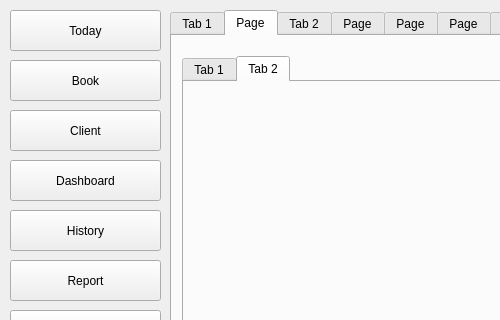
peterramsis/projectLibraryPython, file project.ui: the form before one commit; both pictures show x 0 to 500 and y 0 to 320 of the 884 by 598 pixel window.
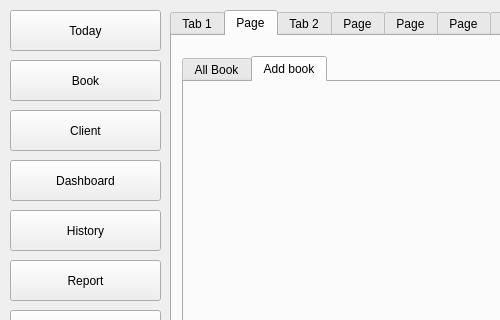
The form after the commit. The open tabs and pages were chosen to show the change. Icons and pictures are not drawn.

Diff of the .ui file:
```diff
--- a/project.ui
+++ b/project.ui
@@ -124,7 +124,7 @@
       </property>
       <widget class="QWidget" name="tab_8">
        <attribute name="title">
-        <string>Tab 1</string>
+        <string>All Book</string>
        </attribute>
        <widget class="QComboBox" name="comboBox_2">
         <property name="geometry">
@@ -215,7 +215,7 @@
       </widget>
       <widget class="QWidget" name="tab_9">
        <attribute name="title">
-        <string>Tab 2</string>
+        <string>Add book</string>
        </attribute>
       </widget>
      </widget>
```
Left out of the diff: 15 changed lines with no effect on the pictures.
